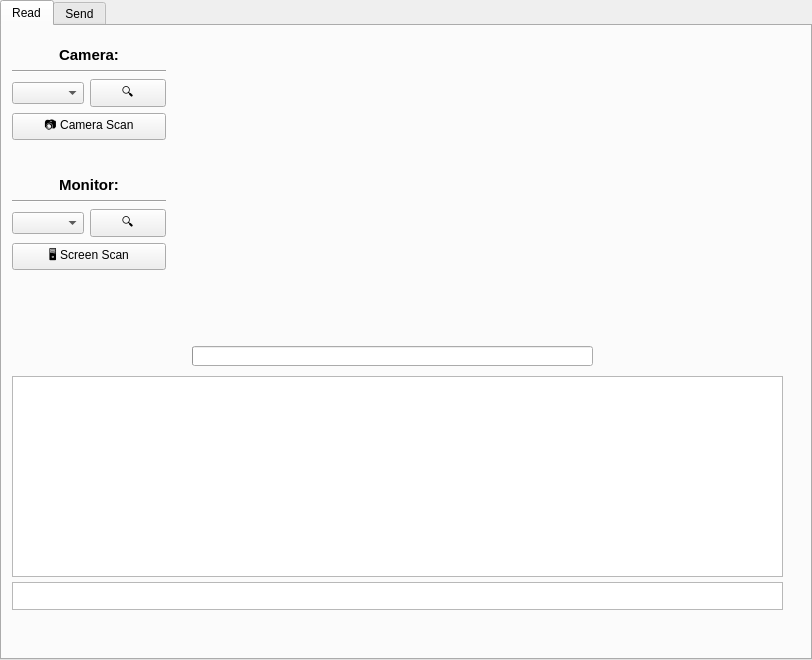
Old version of the form form.ui in the repository tadeubas/SeedQReader.
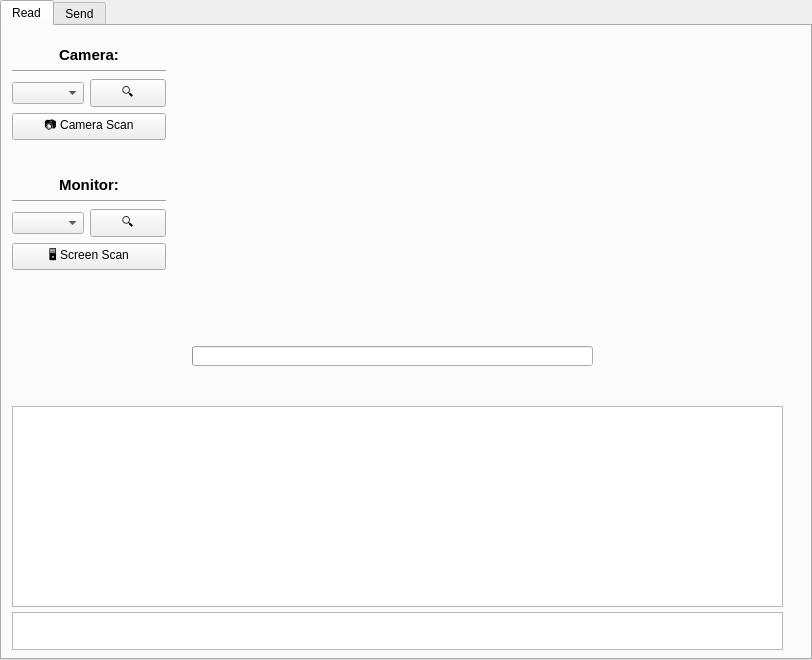
New version of the form.

Commit message: Add missing BBRQ versions

What changed in the file:
```diff
--- a/form.ui
+++ b/form.ui
@@ -38,7 +38,7 @@
      <property name="geometry">
       <rect>
        <x>10</x>
-       <y>350</y>
+       <y>380</y>
        <width>771</width>
        <height>201</height>
       </rect>
@@ -54,9 +54,9 @@
      <property name="geometry">
       <rect>
        <x>10</x>
-       <y>556</y>
+       <y>586</y>
        <width>771</width>
-       <height>28</height>
+       <height>38</height>
       </rect>
      </property>
      <property name="lineWrapMode">
```
Left out of the diff: 4 changed lines with no effect on the pictures. The commit also changes 1 other file.
